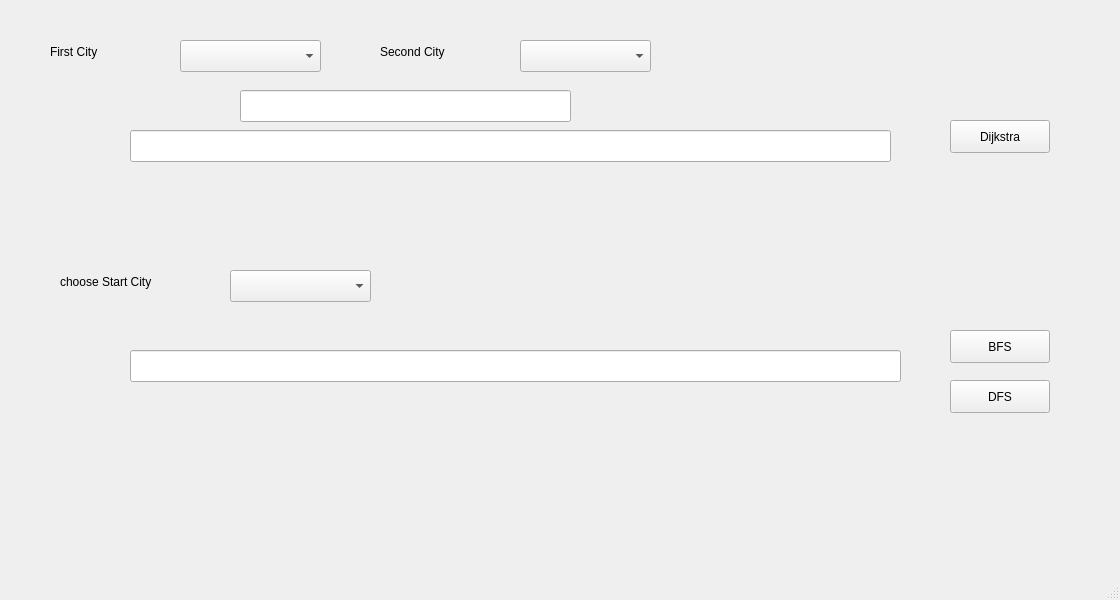
This is ui/mainwindow.ui in ziaddevv/Guide_Me_Path_Finder as Qt 5 draws it before an edit. The edited form follows.
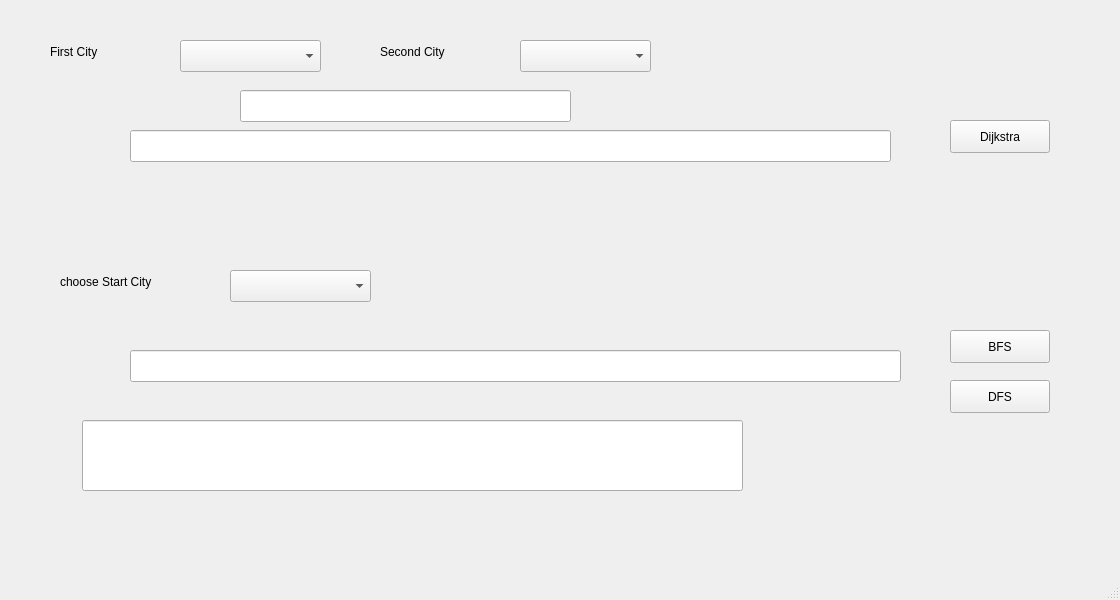
This is the edited form.

Commit message: add the file handler class with function to load graphs from text file

Patch:
```diff
--- a/ui/mainwindow.ui
+++ b/ui/mainwindow.ui
@@ -152,6 +152,16 @@
      <string>choose Start City</string>
     </property>
    </widget>
+   <widget class="QLineEdit" name="lineEdit">
+    <property name="geometry">
+     <rect>
+      <x>82</x>
+      <y>420</y>
+      <width>661</width>
+      <height>71</height>
+     </rect>
+    </property>
+   </widget>
   </widget>
   <widget class="QMenuBar" name="menubar">
    <property name="geometry">
```
The commit also changes 9 other files.
